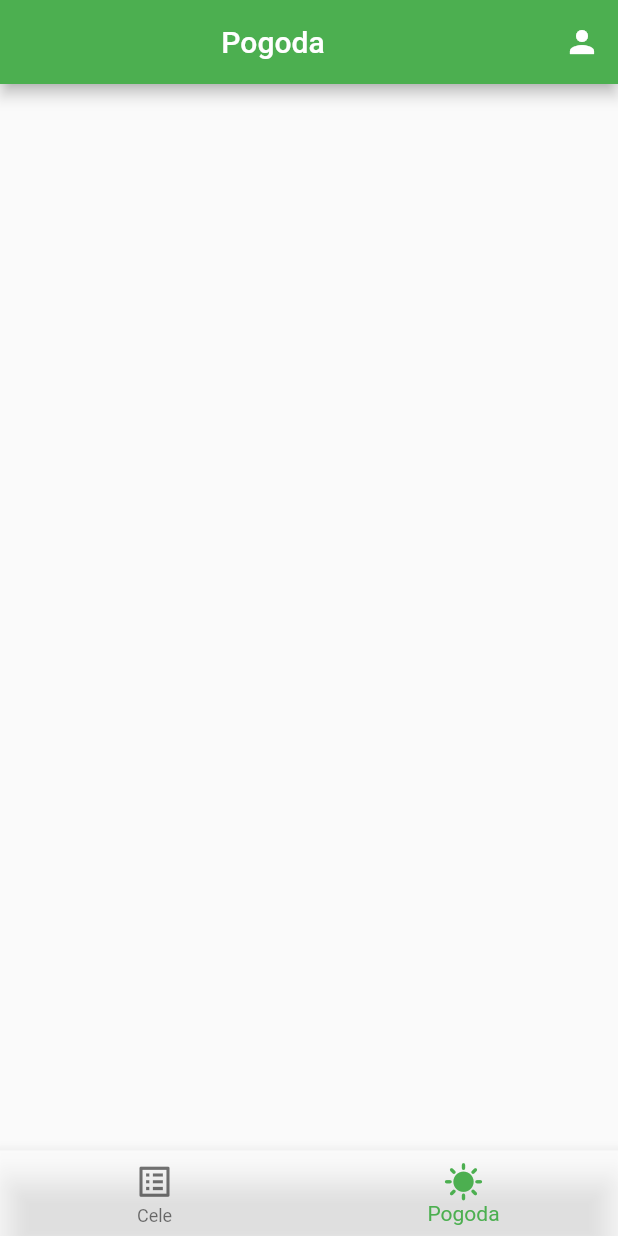
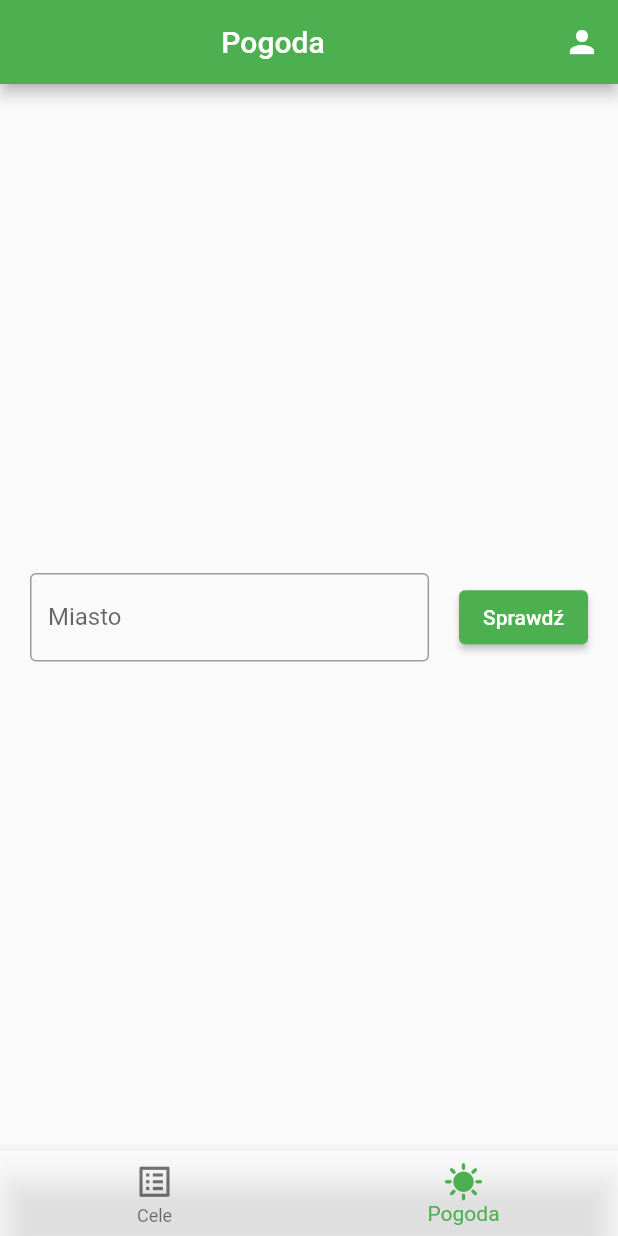
Before and after one commit to hubertgredzinski/add_your_aim, a Flutter app: the screen it shows once a user with an empty profile is signed in, item 2 of the bottom bar chosen, on a phone screen of 412 x 824 dp. Run offline on Flutter 3.47's test engine with Material 2 defaults, Android fonts, the phone set to English and light mode, and no system bars; our stand-ins replace bloc, cloud_firestore, firebase_auth, firebase_core, flutter_bloc, google_fonts; missing offline and left inert: flutterfire_ui; accounts and stored records are empty.

Commit message:
add weather page, cubit, model, repository, enums + change position of repositories and models

```diff
--- /dev/null
+++ b/lib/core/enums.dart
@@ -0,0 +1 @@
+enum Status { initial, loading, success, error }
--- /dev/null
+++ b/lib/domain/model/weather_model.dart
@@ -0,0 +1,12 @@
+class WeatherModel {
+  const WeatherModel({
+    required this.condition,
+    required this.defraIndex,
+    required this.temperature,
+    required this.city,
+  });
+  final String condition;
+  final String defraIndex;
+  final double temperature;
+  final String city;
+}
--- a/lib/repositories/goal_repository.dart
+++ b/lib/domain/repositories/goal_repository.dart
@@ -1,6 +1,6 @@
 import 'package:cloud_firestore/cloud_firestore.dart';
 import 'package:firebase_auth/firebase_auth.dart';
-import 'package:moja_apka/model/goal_model.dart';
+import 'package:moja_apka/domain/model/goal_model.dart';
 
 class GoalRepository {
   Stream<List<GoalModel>> getGoalsStream() {
--- a/lib/features/add/pages/add_page.dart
+++ b/lib/features/add/pages/add_page.dart
@@ -1,9 +1,9 @@
 import 'package:flutter/material.dart';
 import 'package:flutter_bloc/flutter_bloc.dart';
 import 'package:intl/intl.dart';
+import 'package:moja_apka/domain/repositories/goal_repository.dart';
 import 'package:moja_apka/features/add/pages/cubit/add_cubit.dart';
 import 'package:moja_apka/features/add/pages/cubit/add_state.dart';
-import 'package:moja_apka/repositories/goal_repository.dart';
 
 class AddPage extends StatefulWidget {
   const AddPage({
--- a/lib/features/add/pages/cubit/add_cubit.dart
+++ b/lib/features/add/pages/cubit/add_cubit.dart
@@ -1,6 +1,6 @@
 import 'dart:async';
 import 'package:bloc/bloc.dart';
-import 'package:moja_apka/repositories/goal_repository.dart';
+import 'package:moja_apka/domain/repositories/goal_repository.dart';
 import 'add_state.dart';
 
 class AddCubit extends Cubit<AddState> {
--- a/lib/features/home/cubit/home_cubit.dart
+++ b/lib/features/home/cubit/home_cubit.dart
@@ -2,8 +2,8 @@ import 'dart:async';
 import 'package:bloc/bloc.dart';
 import 'package:meta/meta.dart';
 import 'package:flutter/material.dart';
-import 'package:moja_apka/model/goal_model.dart';
-import 'package:moja_apka/repositories/goal_repository.dart';
+import 'package:moja_apka/domain/model/goal_model.dart';
+import 'package:moja_apka/domain/repositories/goal_repository.dart';
 part 'home_state.dart';
 
 class HomeCubit extends Cubit<HomeState> {
--- a/lib/features/home/pages/home_page.dart
+++ b/lib/features/home/pages/home_page.dart
@@ -1,12 +1,12 @@
 import 'package:flutter/material.dart';
 import 'package:flutter_bloc/flutter_bloc.dart';
+import 'package:moja_apka/domain/model/goal_model.dart';
+import 'package:moja_apka/domain/repositories/goal_repository.dart';
 import 'package:moja_apka/features/add/pages/add_page.dart';
 import 'package:moja_apka/features/auth/pages/user_profile.dart';
 import 'package:moja_apka/features/home/cubit/home_cubit.dart';
 import 'package:google_fonts/google_fonts.dart';
 import 'package:moja_apka/features/weather/pages/weather_page.dart';
-import 'package:moja_apka/model/goal_model.dart';
-import 'package:moja_apka/repositories/goal_repository.dart';
 
 class HomePage extends StatefulWidget {
   const HomePage({
--- /dev/null
+++ b/lib/features/weather/cubit/weather_state.dart
@@ -0,0 +1,11 @@
+part of 'weather_cubit.dart';
+class WeatherState {
+  const WeatherState({
+    this.model,
+    this.status = Status.initial,
+    this.errorMessage,
+  });
+  final WeatherModel? model;
+  final Status status;
+  final String? errorMessage;
+}
--- a/lib/features/weather/pages/weather_page.dart
+++ b/lib/features/weather/pages/weather_page.dart
@@ -1,10 +1,136 @@
 import 'package:flutter/material.dart';
+import 'package:flutter_bloc/flutter_bloc.dart';
+import 'package:google_fonts/google_fonts.dart';
+import 'package:moja_apka/core/enums.dart';
+import 'package:moja_apka/domain/model/weather_model.dart';
+import 'package:moja_apka/domain/repositories/weather_repository.dart';
+import 'package:moja_apka/features/weather/cubit/weather_cubit.dart';
 
 class WeatherPage extends StatelessWidget {
-  const WeatherPage({Key? key}) : super(key: key);
+  const WeatherPage({
+    Key? key,
+  }) : super(key: key);
 
   @override
   Widget build(BuildContext context) {
-    return const Scaffold();
+    return BlocProvider(
+      create: (context) => WeatherCubit(
+        WeatherRepository(),
+      ),
+      child: BlocListener<WeatherCubit, WeatherState>(
+        listener: (context, state) {
+          if (state.status == Status.error) {
+            final errorMessage = state.errorMessage ?? 'Unkown error';
+            ScaffoldMessenger.of(context).showSnackBar(
+              SnackBar(
+                content: Text(errorMessage),
+                backgroundColor: Colors.red,
+              ),
+            );
+          }
+        },
+        child: BlocBuilder<WeatherCubit, WeatherState>(
+          builder: (context, state) {
+            final weatherModel = state.model;
+            return Scaffold(
+              body: Center(
+                child: Builder(builder: (context) {
+                  if (state.status == Status.loading) {
+                    return const Text('Loading');
+                  }
+                  return Column(
+                    mainAxisAlignment: MainAxisAlignment.center,
+                    children: [
+                      if (weatherModel != null)
+                        _DisplayWeatherWidget(
+                          weatherModel: weatherModel,
+                        ),
+                      _SearchWidget(),
+                    ],
+                  );
+                }),
+              ),
+            );
+          },
+        ),
+      ),
+    );
   }
 }
+
+class _DisplayWeatherWidget extends StatelessWidget {
+  const _DisplayWeatherWidget({
+    Key? key,
+    required this.weatherModel,
+  }) : super(key: key);
+
+  final WeatherModel weatherModel;
+
+  @override
+  Widget build(BuildContext context) {
+    return BlocBuilder<WeatherCubit, WeatherState>(
+      builder: (context, state) {
+        return Column(
+          children: [
+            Text(
+              weatherModel.city,
+              style:
+                  GoogleFonts.lato(fontSize: 30, fontWeight: FontWeight.bold),
+            ),
+            const SizedBox(height: 20),
+            Text(
+              weatherModel.temperature.toString(),
+            ),
+            const SizedBox(height: 20),
+            Text(
+              weatherModel.condition,
+            ),
+            const SizedBox(height: 20),
+            Text(
+              weatherModel.defraIndex,
+            ),
+            const SizedBox(height: 20),
+          ],
+        );
+      },
+    );
+  }
+}
+
+class _SearchWidget extends StatelessWidget {
+  _SearchWidget({
+    Key? key,
+  }) : super(key: key);
+
+  final _controller = TextEditingController();
+
+  @override
+  Widget build(BuildContext context) {
+    return Padding(
+      padding: const EdgeInsets.symmetric(horizontal: 20.0),
+      child: Row(
+        children: [
+          Expanded(
+            child: TextField(
+              controller: _controller,
+              decoration: const InputDecoration(
+                border: OutlineInputBorder(),
+                label: Text('Miasto'),
+                hintText: 'Wałbrzych',
+              ),
+            ),
+          ),
+          const SizedBox(width: 20),
+          ElevatedButton(
+            onPressed: () {
+              context
+                  .read<WeatherCubit>()
+                  .getWeatherModel(city: _controller.text);
+            },
+            child: const Text('Sprawdź'),
+          ),
+        ],
+      ),
+    );
+  }
+}
```
Also changed, not shown: lib/domain/repositories/weather_repository.dart (added, +10 -0 lines), lib/features/weather/cubit/weather_cubit.dart (added, +33 -0 lines), lib/domain/model/goal_model.dart (renamed from lib/model/goal_model.dart).
